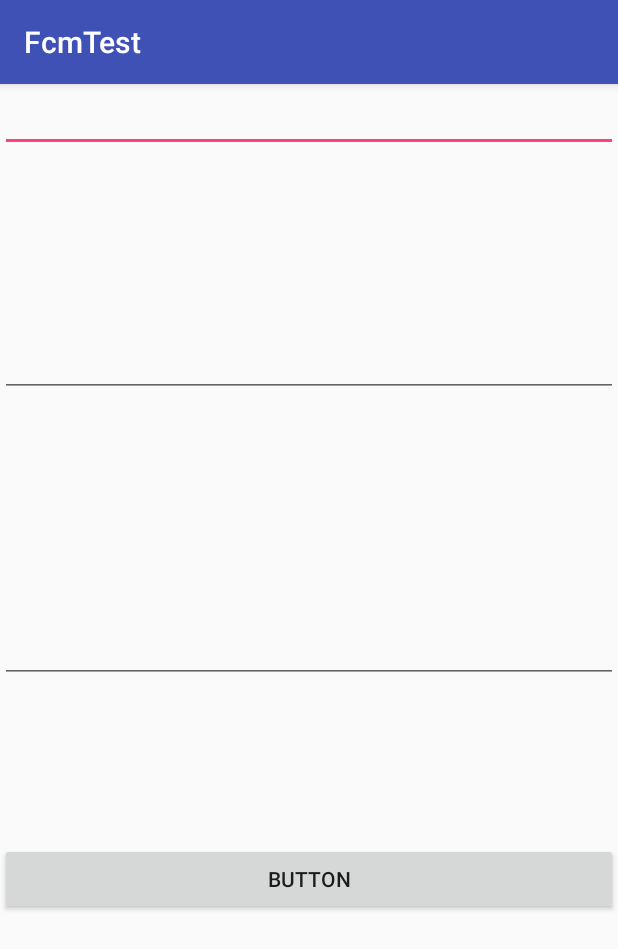
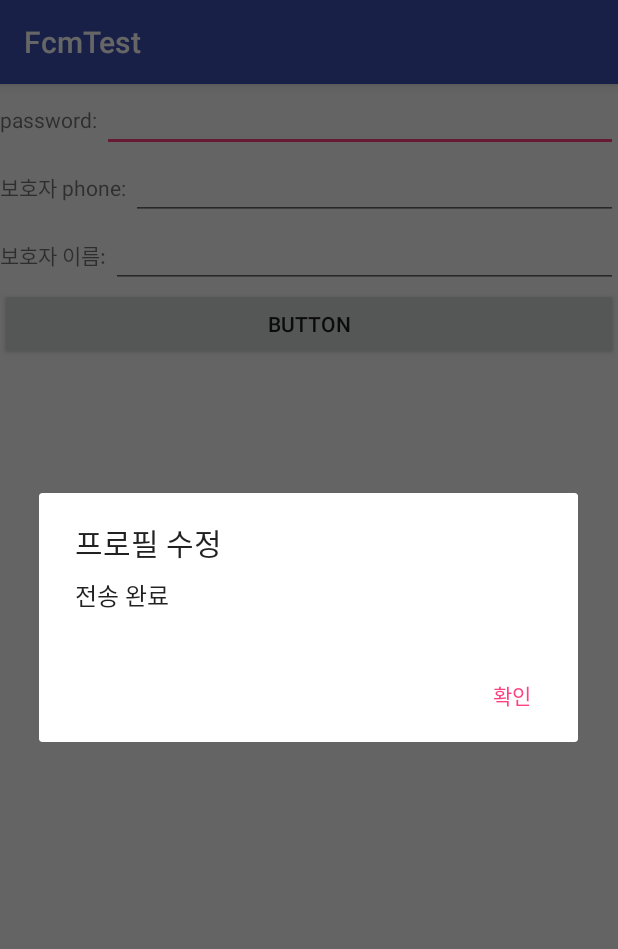
Before and after one commit to hyunhyun/2018-grad-project-mobile, an Android app: the Profile screen opened directly, with no data from a screen before it, after a tap on "BUTTON", on a phone screen of 412 x 824 dp. Shown: the top 949 px of the screen. Run offline under Robolectric (Android 15) with nearby library versions, the phone set to English and light mode, and no system bars; network calls fail; 10 statements that could not run were skipped.

Commit message:
Profile request, update done

```diff
--- a/app/src/main/java/com/example/jhyun_000/fcmtest/Profile.java
+++ b/app/src/main/java/com/example/jhyun_000/fcmtest/Profile.java
@@ -1,5 +1,8 @@
 package com.example.jhyun_000.fcmtest;
 
+import android.app.AlertDialog;
+import android.app.ProgressDialog;
+import android.content.DialogInterface;
 import android.os.AsyncTask;
 import android.os.Bundle;
 import android.support.annotation.Nullable;
@@ -64,11 +67,24 @@ public class Profile extends AppCompatActivity {
         button_profile.setOnClickListener(new View.OnClickListener() {
             @Override
             public void onClick(View v) {
-                String password = edit_password.getText().toString();
-                String protector_phone = edit_protector_phone.getText().toString();
-                String protector_name = edit_protector_name.getText().toString();
+                String password = null;
+                String protector_phone = null;
+                String protector_name = null;
+                password = edit_password.getText().toString();
+                protector_phone = edit_protector_phone.getText().toString();
+                protector_name = edit_protector_name.getText().toString();
 
-
+                try {
+                    updateProfile(user_email, password, protector_phone, protector_name);
+                } catch (IOException e) {
+                    e.printStackTrace();
+                } catch (ExecutionException e) {
+                    e.printStackTrace();
+                } catch (InterruptedException e) {
+                    e.printStackTrace();
+                } catch (JSONException e) {
+                    e.printStackTrace();
+                }
             }
         });
 
@@ -106,6 +122,7 @@ public class Profile extends AppCompatActivity {
         }
     }
 
+
     String requestProfile(final String email) throws IOException, ExecutionException, InterruptedException {
         String response;
 
@@ -117,38 +134,109 @@ public class Profile extends AppCompatActivity {
         return response;
     }
 
-//    String updateProfile(final String email, String password, String protector_phone, String protector_name) throws IOException, ExecutionException, InterruptedException {
-//        String response;
+    public class UpdateHttp extends AsyncTask<String, String, String> {
+        RequestHttp requestHttp;
+        String response;
+
+        @Override
+        protected void onPreExecute() {
+            requestHttp = new RequestHttp();
+        }
+
+        @Override
+        protected String doInBackground(String... url) {
+            String res = null;
+            int count = url.length;
+            try {
+                res = requestHttp.put(url[0], url[1]);
+                Log.i("Update", res);
+            } catch (IOException e) {
+                e.printStackTrace();
+            }
+            return res;
+        }
+
+        @Override
+        protected void onProgressUpdate(String... values) {
+//            super.onProgressUpdate(values);
+            //progressdialog보다 progressbar 추천
+            ProgressDialog dialog = new ProgressDialog(Profile.this);
+            dialog.setProgressStyle(ProgressDialog.STYLE_SPINNER);
+            dialog.setMessage("전송 중");
+            dialog.show();
+        }
+
+        @Override
+        protected void onPostExecute(String s) {
+//            super.onPostExecute(s);
+            response = s;
+            Log.i("Update-postexecute-s", s);
+            Log.i("Update-postexecute-response", response);
+
+            AlertDialog.Builder builder = new AlertDialog.Builder(Profile.this);
+
+            builder.setMessage("전송 완료")
+                    .setTitle("프로필 수정")
+                    .setNegativeButton("확인", new DialogInterface.OnClickListener() {
+                        @Override
+                        public void onClick(DialogInterface dialog, int which) {
+                            //다이얼로그를 취소한다
+                            dialog.cancel();
+                        }
+                    });
+
+            AlertDialog dialog = builder.create();
+            dialog.show();
+        }
+    }
+
+    String updateProfile(final String email, String password, String protector_phone, String protector_name) throws IOException, ExecutionException, InterruptedException, JSONException {
+        String response;
+
+        UpdateHttp updateHttp = new UpdateHttp();
+//        String json = "{\"email\": \"" + email + "\", \"data\": {";
 //
-//        CallRequestHttp callRequestHttp = new CallRequestHttp();
-////        String json = "{\"email\": \"" + email + "\", \"data\": {}}";
-////        JSONArray list = new JSONArray();
-//        JSONObject object = new JSONObject();
-//        JSONObject data = new JSONObject();
-//        JSONObject protector = null;
-//
-//        if(password!= null){
-//            data.put("password", password);
-//        }
-//        if(protector_name != null || protector_phone != null){
-//            protector = new JSONObject();
-//        }
-//        if(protector_name != null){
-//            protector.put("name", protector_name);
-//        }
-//
-//        if(protector_phone != null){
-//            protector.put("phoneNumber", protector_phone);
-//        }
-//
-//        object.put("email", email);
-//
-//        object.put("data", data);
-//        response = callRequestHttp.execute("https://grad-project-app.herokuapp.com/user/profile", json).get();
-//
-//        Log.i("Response", response);
-//        return response;
-//    }
+//                json +="}}";
+//        JSONArray list = new JSONArray();
+        JSONObject object = new JSONObject();
+        JSONObject data = new JSONObject();
+        JSONObject protector = null;
+
+        if (password != null && !password.isEmpty()) {
+//        if(password.equals(null)){
+            data.put("password", password);
+        }
+        if ((protector_name != null && !protector_name.isEmpty()) || (protector_phone != null && !protector_phone.isEmpty())) {
+//            if(!protector_name.equals(null) || !protector_phone.equals(null)){
+            protector = new JSONObject();
+        }
+        if (protector_name != null) {
+//            if(!protector_name.equals(null)){
+            protector.put("name", protector_name);
+        }
+
+        if (protector_phone != null) {
+//            if(!protector_phone.equals(null)){
+            protector.put("phoneNumber", protector_phone);
+        }
+
+        if (protector != null) {
+            data.put("protector", protector);
+        }
+        object.put("email", email);
+
+        object.put("data", data);
+
+        String json = object.toString();
+        Log.i("Json", json);
+
+        response = updateHttp.execute("https://grad-project-app.herokuapp.com/user/profile", json).get();
+
+        Log.i("Response", response);
+        return response;
+//        return json;
+
+    }
 
     int parseResponse(String responsestring) throws JSONException, IOException {
         String jsonData = responsestring;
@@ -158,11 +246,13 @@ public class Profile extends AppCompatActivity {
 //        JSONArray Jarray = Jobject.getJSONArray("result");
 //        JSONObject data = Jobject.getJSONObject("data");
 
-        if (Jobject.has("email") && Jobject.isNull("email")) {
+//        if (Jobject.has("email") && !Jobject.isNull("email")) {
+        if (!Jobject.isNull("email")) {
             String email = Jobject.getString("email");
         }
 
-        if (Jobject.has("password") && Jobject.isNull("password")) {
+//        if (Jobject.has("password") && !Jobject.isNull("password")) {
+        if (!Jobject.isNull("password")) {
             password = Jobject.getString("password");
         }
 
@@ -178,16 +268,16 @@ public class Profile extends AppCompatActivity {
 //       isNull" checks if the value associated with the key is null or if there is no value
 
         Log.i("Protector", String.valueOf(protector));
-        if (protector.has("name") && protector.isNull("name")) {
+        if (protector.has("name") && !protector.isNull("name")) {
             protector_name = protector.getString("name");
         }
 
-        if (protector.has("phoneNumber") && protector.isNull("phoneNumber")) {
+        if (protector.has("phoneNumber") && !protector.isNull("phoneNumber")) {
             protector_number = protector.getString("phoneNumber");
         }
 
         JSONObject mobile = Jobject.getJSONObject("mobile");
-        if (mobile.has("phoneNumber") && mobile.isNull("phoneNumber")) {
+        if (mobile.has("phoneNumber") && !mobile.isNull("phoneNumber")) {
             String phoneNumber = mobile.getString("phoneNumber");
         }
 
--- a/app/src/main/res/layout/activity_profile.xml
+++ b/app/src/main/res/layout/activity_profile.xml
@@ -10,9 +10,8 @@
         android:layout_height="wrap_content">
 
         <TextView
-            android:layout_width="match_parent"
+            android:layout_width="wrap_content"
             android:layout_height="wrap_content"
-            android:layout_weight="1"
             android:text="password: " />
 
         <EditText
@@ -20,7 +19,7 @@
             android:layout_width="match_parent"
             android:layout_height="wrap_content"
             android:ems="10"
-            android:inputType="phone" />
+            android:inputType="textPassword" />
     </LinearLayout>
 
 
@@ -30,9 +29,8 @@
         android:layout_height="wrap_content">
 
         <TextView
-            android:layout_width="match_parent"
+            android:layout_width="wrap_content"
             android:layout_height="wrap_content"
-            android:layout_weight="1"
             android:text="보호자 phone: " />
 
         <EditText
@@ -50,17 +48,15 @@
         android:layout_height="wrap_content">
 
         <TextView
-            android:layout_width="match_parent"
+            android:layout_width="wrap_content"
             android:layout_height="wrap_content"
-            android:layout_weight="1"
             android:text="보호자 이름: " />
 
         <EditText
             android:id="@+id/edit_protector_name"
             android:layout_width="match_parent"
             android:layout_height="wrap_content"
-            android:ems="10"
-            android:inputType="phone" />
+            android:ems="10" />
     </LinearLayout>
 
     <Button
```
